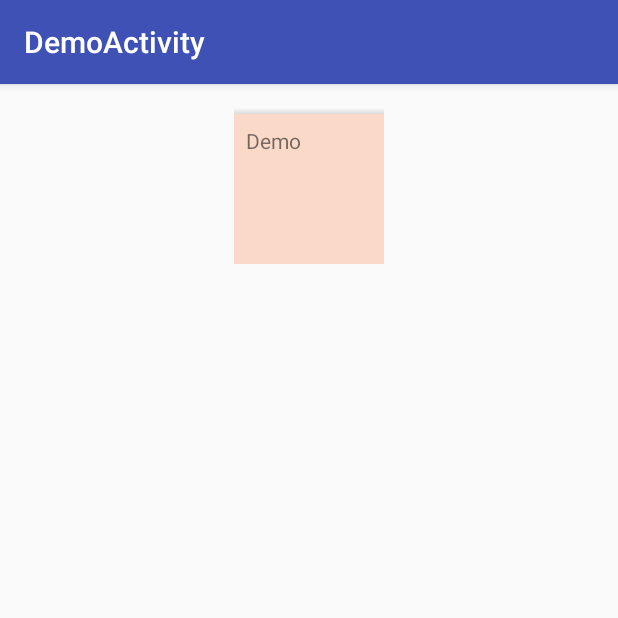
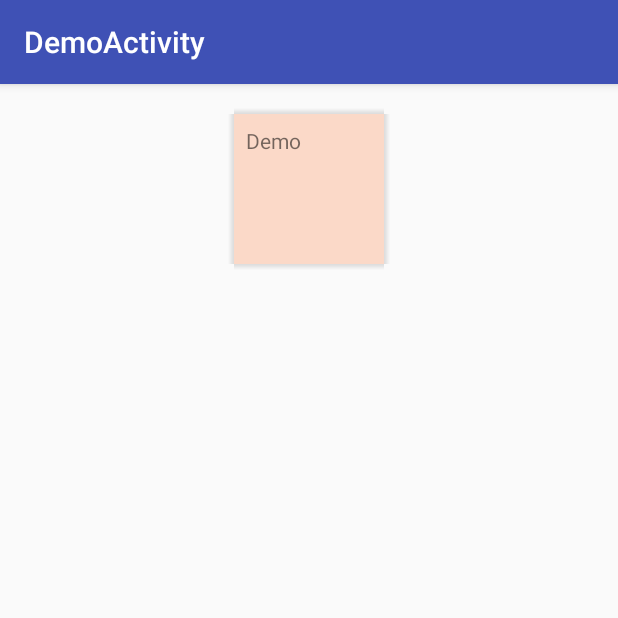
Before and after one commit to jcraane/androidi, an Android app: the screen it shows after launch (DemoActivity), on a phone screen of 412 x 824 dp, the top half of it. Run offline under Robolectric (Android 15) with nearby library versions, the phone set to English and light mode, and no system bars.

Commit message:
Draw shadows on all sides. todo: make colliding shadows on corners blend nice together.

```diff
--- a/demo/src/main/res/layout/activity_demo.xml
+++ b/demo/src/main/res/layout/activity_demo.xml
@@ -28,7 +28,7 @@
         android:padding="8dp"
         android:layout_gravity="center_horizontal"
         android:background="#3f50"
-        app:capaxitShadowWrapperShadowSide="bottom|top|right"
+        app:capaxitShadowWrapperShadowSide="bottom|top|left|right"
         app:capaxitShadowWrapperShadowHeight="4dp">
         <TextView
             android:layout_width="wrap_content"
--- a/lib/src/main/java/nl/capaxit/androidilib/ui/shadow/ShadowWrapperFrameLayout.java
+++ b/lib/src/main/java/nl/capaxit/androidilib/ui/shadow/ShadowWrapperFrameLayout.java
@@ -10,18 +10,23 @@ import android.support.v4.content.ContextCompat;
 import android.util.AttributeSet;
 import android.widget.FrameLayout;
 
+import java.util.EnumMap;
 import java.util.EnumSet;
+import java.util.Map;
 
 import nl.capaxit.androidilib.R;
 
 /**
+ * todo shadow is not present on the corners at the moment when two shadows come together. Perhaps we can solve this by drawing a radial gradient at the corners where two shadows collide.
+ *
  * Created by jamiecraane on 10/11/2016.
  */
 public class ShadowWrapperFrameLayout extends FrameLayout {
     private static final int DEFAULT_SHADOW_HEIGHT = 3; // dp;
-    private Drawable shadowDrawable;
     private int shadowHeight = -1;
     private final EnumSet<Side> sides = EnumSet.noneOf(Side.class);
+    private final Map<Side, Drawable> shadowDrawables = new EnumMap<>(Side.class);
+    private final Rect clipBounds = new Rect();
 
     public ShadowWrapperFrameLayout(final Context context) {
         this(context, null);
@@ -47,7 +52,11 @@ public class ShadowWrapperFrameLayout extends FrameLayout {
             attributes.recycle();
         }
 
-        shadowDrawable = ContextCompat.getDrawable(context, R.drawable.shadow_top);
+        shadowDrawables.put(Side.TOP, ContextCompat.getDrawable(context, R.drawable.shadow_top));
+        shadowDrawables.put(Side.LEFT, ContextCompat.getDrawable(context, R.drawable.shadow_left));
+        shadowDrawables.put(Side.BOTTOM, ContextCompat.getDrawable(context, R.drawable.shadow_bottom));
+        shadowDrawables.put(Side.RIGHT, ContextCompat.getDrawable(context, R.drawable.shadow_right));
+
         if (shadowHeight == -1) {
             final float density = context.getResources().getDisplayMetrics().density;
             shadowHeight = (int) (DEFAULT_SHADOW_HEIGHT * density + 0.5f);
@@ -59,31 +68,68 @@ public class ShadowWrapperFrameLayout extends FrameLayout {
     @Override
     protected void onDraw(final Canvas canvas) {
         super.onDraw(canvas);
-        if (sides.contains(Side.TOP)) {
-            drawTopShadow(canvas);
+        for (final Side side : sides) {
+            final Rect shadowRect = side.getShadowRect(getWidth(), getHeight(), shadowHeight);
+            final Drawable shadowDrawable = shadowDrawables.get(side);
+            shadowDrawable.setBounds(shadowRect);
+            canvas.getClipBounds(clipBounds);
+            side.inset(clipBounds, shadowHeight);
+            canvas.clipRect(clipBounds, Region.Op.REPLACE);
+            shadowDrawable.draw(canvas);
         }
     }
 
-    private void drawTopShadow(final Canvas canvas) {
-        final Rect shadowRect = new Rect(0, 0, getWidth(), shadowHeight);
-        shadowDrawable.setBounds(shadowRect);
-        Rect newRect = new Rect();
-        canvas.getClipBounds(newRect);
-        newRect.inset(0, -1 * shadowHeight);
-        canvas.clipRect(newRect, Region.Op.REPLACE);
-        canvas.save();
-        canvas.translate(0, -1 * shadowHeight);
-        shadowDrawable.draw(canvas);
-        canvas.restore();
-    }
+    private enum Side {
+        TOP(1) {
+            @Override
+            Rect getShadowRect(final int width, final int height, final int shadowHeight) {
+                return new Rect(0, -1 * shadowHeight, width, 0);
+            }
 
-    private enum Side {
-        TOP(1), LEFT(2), BOTTOM(4), RIGHT(8);
+            @Override
+            void inset(final Rect rect, int shadowHeight) {
+                rect.inset(0, -1 * shadowHeight);
+            }
+        }, LEFT(2) {
+            @Override
+            Rect getShadowRect(final int width, final int height, final int shadowHeight) {
+                return new Rect(0 - shadowHeight, 0, 0, height);
+            }
+
+            @Override
+            void inset(final Rect rect, int shadowHeight) {
+                rect.inset(-1 * shadowHeight, 0);
+            }
+        }, BOTTOM(4) {
+            @Override
+            Rect getShadowRect(final int width, final int height, final int shadowHeight) {
+                return new Rect(0, height, width, height + shadowHeight);
+            }
+
+            @Override
+            void inset(final Rect rect, int shadowHeight) {
+                rect.inset(0, -1 * shadowHeight);
+            }
+        }, RIGHT(8) {
+            @Override
+            Rect getShadowRect(final int width, final int height, final int shadowHeight) {
+                return new Rect(width, 0, width + shadowHeight, height);
+            }
+
+            @Override
+            void inset(final Rect rect, int shadowHeight) {
+                rect.inset(-1 * shadowHeight, 0);
+            }
+        };
 
         private final int value;
 
         Side(final int value) {
             this.value = value;
         }
+
+        abstract Rect getShadowRect(int width, int height, int shadowHeight);
+
+        abstract void inset(Rect rect, int shadowHeight);
     }
 }
--- /dev/null
+++ b/lib/src/main/res/drawable/shadow_bottom.xml
@@ -0,0 +1,9 @@
+<?xml version="1.0" encoding="utf-8"?>
+<shape xmlns:android="http://schemas.android.com/apk/res/android">
+    <!--<solid android:color="#f50"/>-->
+    <gradient
+        android:startColor="#20000000"
+        android:endColor="@android:color/transparent"
+        android:angle="270" >
+    </gradient>
+</shape>
--- /dev/null
+++ b/lib/src/main/res/drawable/shadow_left.xml
@@ -0,0 +1,9 @@
+<?xml version="1.0" encoding="utf-8"?>
+<shape xmlns:android="http://schemas.android.com/apk/res/android">
+    <!--<solid android:color="#f50"/>-->
+    <gradient
+        android:startColor="#20000000"
+        android:endColor="@android:color/transparent"
+        android:angle="180" >
+    </gradient>
+</shape>
--- /dev/null
+++ b/lib/src/main/res/drawable/shadow_right.xml
@@ -0,0 +1,9 @@
+<?xml version="1.0" encoding="utf-8"?>
+<shape xmlns:android="http://schemas.android.com/apk/res/android">
+    <!--<solid android:color="#f50"/>-->
+    <gradient
+        android:startColor="#20000000"
+        android:endColor="@android:color/transparent"
+        android:angle="0" >
+    </gradient>
+</shape>
```
